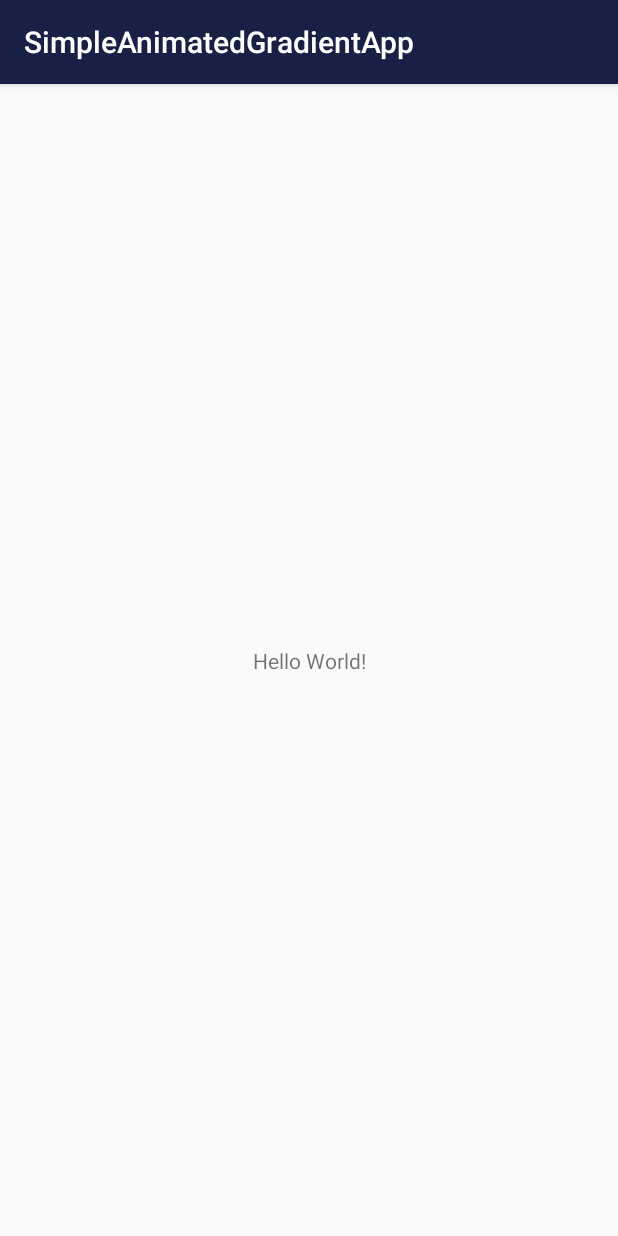
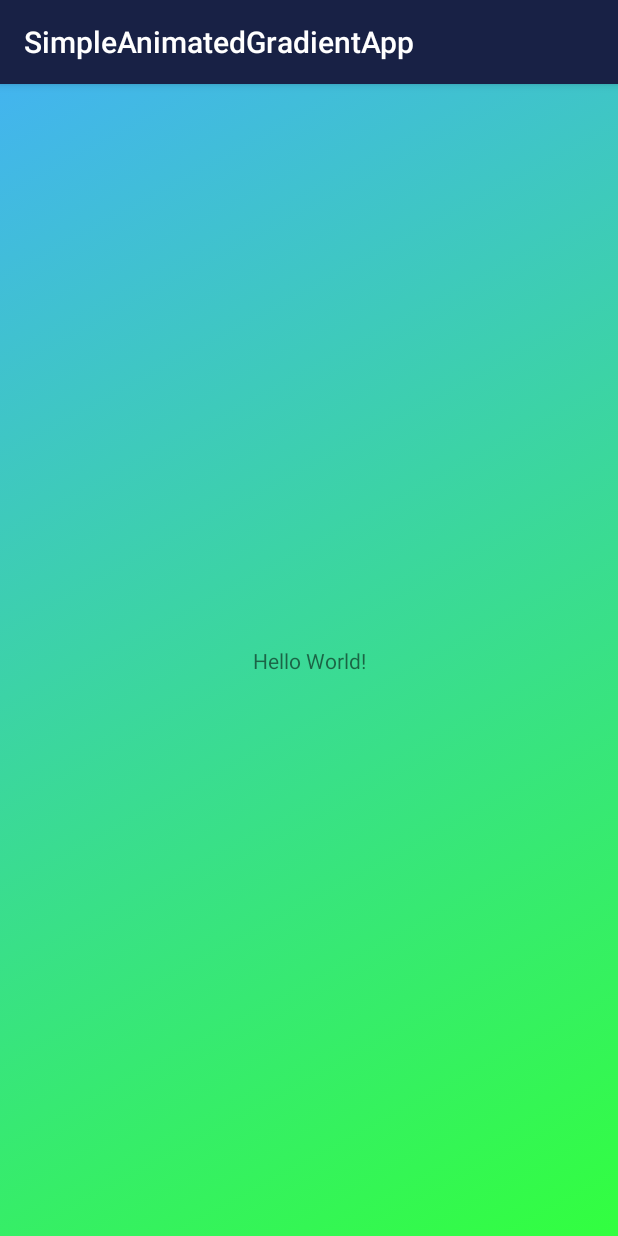
Before and after one commit to hideharunagakura/simple-animatedgradient-android, an Android app: the screen it shows after launch (MainActivity), on a phone screen of 412 x 824 dp. Run offline under Robolectric (Android 15) with nearby library versions, the phone set to English and light mode, and no system bars.

Commit message:
add: Create an animated gradient background

```diff
--- a/app/src/main/java/com/example/apps/animatedgradient/MainActivity.kt
+++ b/app/src/main/java/com/example/apps/animatedgradient/MainActivity.kt
@@ -1,7 +1,9 @@
 package com.example.apps.animatedgradient
 
+import android.graphics.drawable.AnimationDrawable
 import androidx.appcompat.app.AppCompatActivity
 import android.os.Bundle
+import androidx.constraintlayout.widget.ConstraintLayout
 
 
 class MainActivity : AppCompatActivity() {
@@ -9,6 +11,15 @@ class MainActivity : AppCompatActivity() {
     override fun onCreate(savedInstanceState: Bundle?) {
         super.onCreate(savedInstanceState)
         setContentView(R.layout.activity_main)
+        setupBackground()
+    }
+
+    private fun setupBackground() {
+        val container: ConstraintLayout = findViewById(R.id.main_layout)
+        val animationDrawable: AnimationDrawable = container.background as AnimationDrawable
+        animationDrawable.setEnterFadeDuration(2000)
+        animationDrawable.setExitFadeDuration(4000)
+        animationDrawable.start()
     }
 
 
--- /dev/null
+++ b/app/src/main/res/drawable/gradient_background.xml
@@ -0,0 +1,16 @@
+<?xml version="1.0" encoding="utf-8"?>
+<animation-list xmlns:android="http://schemas.android.com/apk/res/android">
+
+    <item
+        android:drawable="@drawable/gradient_background_blue"
+        android:duration="4000" />
+
+    <item
+        android:drawable="@drawable/gradient_background_green"
+        android:duration="4000" />
+
+    <item
+        android:drawable="@drawable/gradient_background_purple"
+        android:duration="4000" />
+
+</animation-list>
--- /dev/null
+++ b/app/src/main/res/drawable/gradient_background_blue.xml
@@ -0,0 +1,8 @@
+<?xml version="1.0" encoding="utf-8"?>
+<shape xmlns:android="http://schemas.android.com/apk/res/android">
+
+    <gradient
+        android:angle="225"
+        android:endColor="#044FAB"
+        android:startColor="#FFD6D3" />
+</shape>
--- /dev/null
+++ b/app/src/main/res/drawable/gradient_background_green.xml
@@ -0,0 +1,8 @@
+<?xml version="1.0" encoding="utf-8"?>
+<shape xmlns:android="http://schemas.android.com/apk/res/android">
+
+    <gradient
+        android:angle="135"
+        android:endColor="#43B4EF"
+        android:startColor="#32FF3F" />
+</shape>
--- /dev/null
+++ b/app/src/main/res/drawable/gradient_background_purple.xml
@@ -0,0 +1,8 @@
+<?xml version="1.0" encoding="utf-8"?>
+<shape xmlns:android="http://schemas.android.com/apk/res/android">
+
+    <gradient
+        android:angle="45"
+        android:endColor="#933C94"
+        android:startColor="#517F95" />
+</shape>
--- a/app/src/main/res/layout/activity_main.xml
+++ b/app/src/main/res/layout/activity_main.xml
@@ -3,8 +3,10 @@
         xmlns:android="http://schemas.android.com/apk/res/android"
         xmlns:tools="http://schemas.android.com/tools"
         xmlns:app="http://schemas.android.com/apk/res-auto"
+        android:id="@+id/main_layout"
         android:layout_width="match_parent"
         android:layout_height="match_parent"
+        android:background="@drawable/gradient_background"
         tools:context=".MainActivity">
 
     <TextView
```
